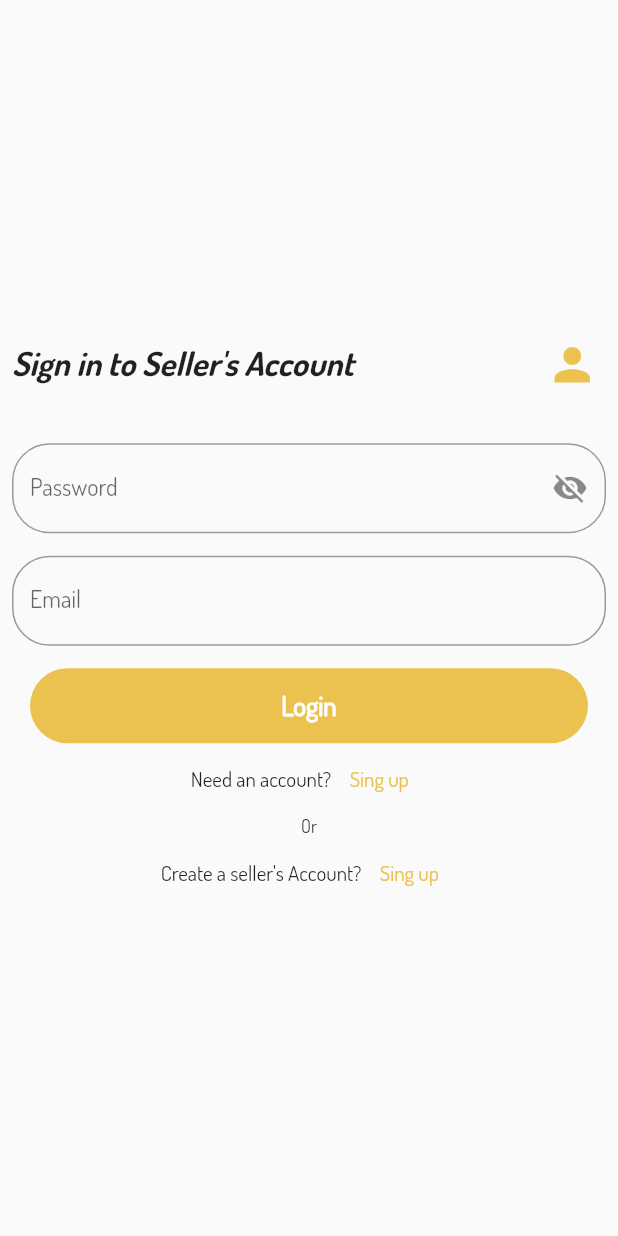
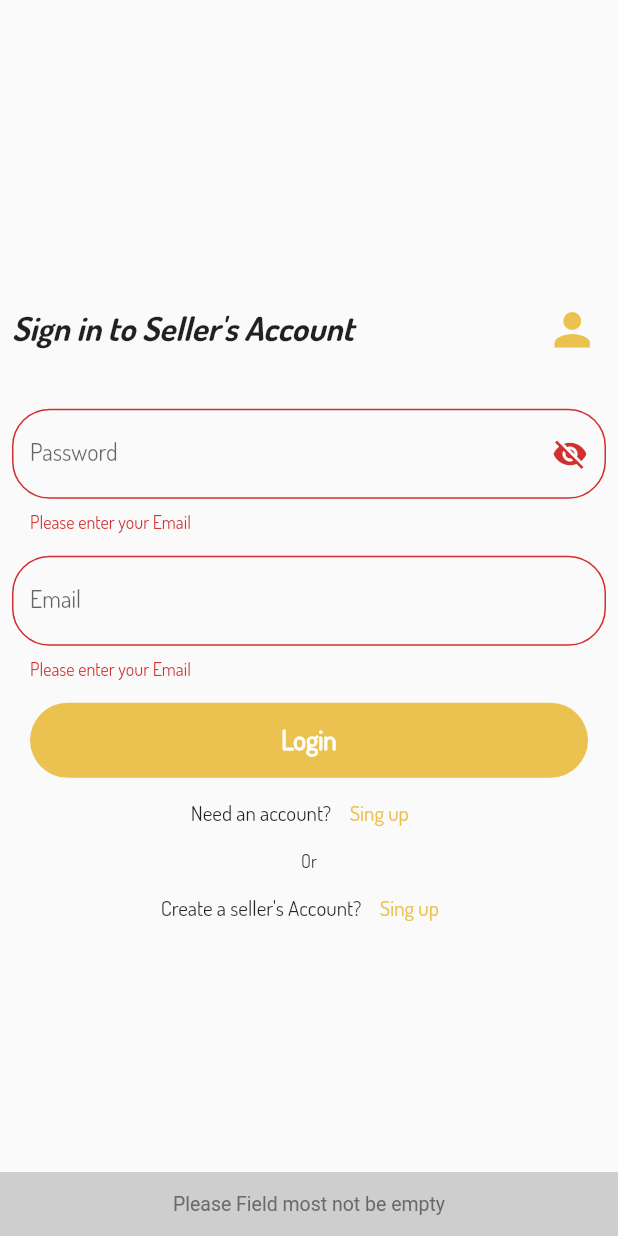
Before and after one commit to Hou-Yooni/yooni-flutter-frist, a Flutter app: the SellerLoginScreen screen opened by its route, after a tap on "Login", on a phone screen of 412 x 824 dp. Run offline on Flutter 3.47's test engine with Material 2 defaults, Android fonts, the phone set to English and light mode, and no system bars; our stand-ins replace cloud_firestore, firebase_auth, firebase_core, firebase_storage, image_picker; accounts and stored records are empty.

Commit message:
feat: seller home

```diff
--- a/lib/main.dart
+++ b/lib/main.dart
@@ -7,6 +7,7 @@ import 'package:flutter_project/views/auth/landing_customer_screen.dart';
 import 'package:flutter_project/views/auth/landing_seller_screen.dart';
 import 'package:flutter_project/views/auth/seller_login_screen.dart';
 import 'package:flutter_project/views/customer_home_screen.dart';
+import 'package:flutter_project/views/seller_home_screen.dart';
 
 void main() async {
   WidgetsFlutterBinding
@@ -30,12 +31,13 @@ class MyApp extends StatelessWidget {
         primarySwatch: Colors.blue,
         fontFamily: 'Dosis-Regular',
       ),
-      initialRoute: LandingSellerScreen.routeName,
+      initialRoute: SellerHomeScreen.routeName,
       routes: {
         CustomerHomeScreen.routeName: (context) => const CustomerHomeScreen(),
         LandingCustomerScreen.routeName: (context) => LandingCustomerScreen(),
         LandingSellerScreen.routeName: (context) => LandingSellerScreen(),
         SellerLoginScreen.routeName: (context) => SellerLoginScreen(),
+        SellerHomeScreen.routeName: (context) => SellerHomeScreen(),
       },
     );
   }
--- a/lib/views/auth/seller_login_screen.dart
+++ b/lib/views/auth/seller_login_screen.dart
@@ -1,8 +1,11 @@
 // ignore_for_file: avoid_print, use_build_context_synchronously, unused_field
 
+import 'package:firebase_auth/firebase_auth.dart';
 import 'package:flutter/material.dart';
+import 'package:flutter_project/controllers/snack_bar_controllers.dart';
+import 'package:flutter_project/views/auth/landing_seller_screen.dart';
+import 'package:flutter_project/views/seller_home_screen.dart';
 
-import '../../controllers/auth_controllers.dart';
 import 'landing_customer_screen.dart';
 
 // ignore: use_key_in_widget_constructors
@@ -14,9 +17,45 @@ class SellerLoginScreen extends StatefulWidget {
 }
 
 class _SellerLoginScreenState extends State<SellerLoginScreen> {
-  final AuthController _authController = AuthController();
+  final FirebaseAuth _auth = FirebaseAuth.instance;
+  final GlobalKey<FormState> _formKey = GlobalKey<FormState>();
+  bool passwordVisible = true;
 
-  bool passwordVisible = true;
+  late String email;
+  late String password;
+  bool isLoading = false;
+
+  loginSeller() async {
+    setState(() {
+      isLoading = true;
+    });
+    try {
+      if (_formKey.currentState!.validate()) {
+        await _auth
+            .signInWithEmailAndPassword(
+          email: email,
+          password: password,
+        )
+            .whenComplete(() {
+          setState(() {
+            isLoading = false;
+          });
+        });
+        return Navigator.of(context).pushNamedAndRemoveUntil(
+            SellerHomeScreen.routeName, (route) => false);
+      } else {
+        setState(() {
+          isLoading = false;
+        });
+        return snackBar('Please Field most not be empty', context);
+      }
+    } on FirebaseAuthException catch (e) {
+      setState(() {
+        isLoading = false;
+      });
+      return snackBar(e.code, context);
+    }
+  }
 
   //user登入
 
@@ -28,6 +67,8 @@ class _SellerLoginScreenState extends State<SellerLoginScreen> {
       padding: const EdgeInsets.all(8.0),
       child: Center(
         child: SingleChildScrollView(
+          child: Form(
+            key: _formKey,
             child: Column(
               mainAxisAlignment: MainAxisAlignment.center,
               children: [
@@ -68,6 +109,12 @@ class _SellerLoginScreenState extends State<SellerLoginScreen> {
                       height: 15,
                     ),
                     TextFormField(
+                      validator: (value) {
+                        if (value!.isEmpty) {
+                          return 'Please enter your Email';
+                        }
+                        return null;
+                      },
                       obscureText: passwordVisible,
                       decoration: InputDecoration(
                         suffixIcon: IconButton(
@@ -90,11 +137,20 @@ class _SellerLoginScreenState extends State<SellerLoginScreen> {
                           borderRadius: BorderRadius.circular(25),
                         ),
                       ),
+                      onChanged: (value) {
+                        password = value;
+                      },
                     ),
                     const SizedBox(
                       height: 15,
                     ),
                     TextFormField(
+                      validator: (value) {
+                        if (value!.isEmpty) {
+                          return 'Please enter your Email';
+                        }
+                        return null;
+                      },
                       decoration: InputDecoration(
                         labelText: 'Email',
                         hintText: 'Enter your Email',
@@ -102,13 +158,18 @@ class _SellerLoginScreenState extends State<SellerLoginScreen> {
                           borderRadius: BorderRadius.circular(25),
                         ),
                       ),
+                      onChanged: (value) {
+                        email = value;
+                      },
                     ),
                     const SizedBox(
                       height: 15,
                     ),
                     // ignore: sized_box_for_whitespace
                     GestureDetector(
-                    onTap: () {},
+                      onTap: () {
+                        loginSeller();
+                      },
                       child: Container(
                         width: MediaQuery.of(context).size.width - 40,
                         height: 50,
@@ -116,8 +177,12 @@ class _SellerLoginScreenState extends State<SellerLoginScreen> {
                           color: const Color.fromARGB(255, 235, 194, 80),
                           borderRadius: BorderRadius.circular(25),
                         ),
-                      child: const Center(
-                        child: Text(
+                        child: Center(
+                          child: isLoading
+                              ? const CircularProgressIndicator(
+                                  color: Colors.white,
+                                )
+                              : const Text(
                                   'Login',
                                   style: TextStyle(
                                     color: Colors.white,
@@ -156,7 +221,8 @@ class _SellerLoginScreenState extends State<SellerLoginScreen> {
                     ),
                     const Text(
                       'Or',
-                    style: TextStyle(fontSize: 12, fontWeight: FontWeight.w500),
+                      style:
+                          TextStyle(fontSize: 12, fontWeight: FontWeight.w500),
                     ),
                     Row(
                       mainAxisAlignment: MainAxisAlignment.center,
@@ -167,7 +233,12 @@ class _SellerLoginScreenState extends State<SellerLoginScreen> {
                               fontSize: 14, fontWeight: FontWeight.w500),
                         ),
                         TextButton(
-                        onPressed: () {},
+                          onPressed: () {
+                            Navigator.pushNamed(
+                              context,
+                              LandingSellerScreen.routeName,
+                            );
+                          },
                           child: const Text(
                             'Sing up',
                             style: TextStyle(
@@ -183,6 +254,7 @@ class _SellerLoginScreenState extends State<SellerLoginScreen> {
             ),
           ),
         ),
+      ),
     ));
   }
 }
```
Also changed, not shown: lib/views/auth/customer_login_screen.dart (+7 -1 lines), lib/views/auth/landing_seller_screen.dart (+11 -2 lines), lib/views/seller_home_screen.dart (added, +68 -0 lines). Lines whose indentation alone changed are shown as unchanged.
